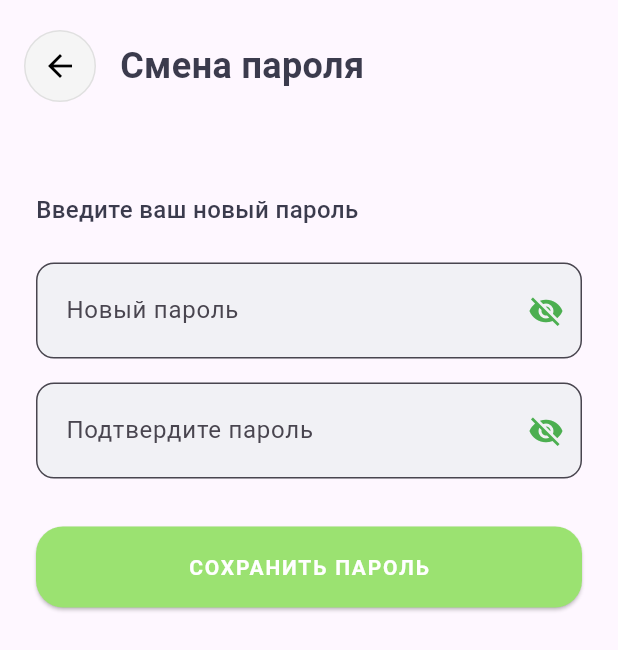
After one commit to yarayk/biosmile, a Flutter app: the ChangePasswordPage screen opened by its route, on a phone screen of 412 x 824 dp. The commit adds this screen. Shown: the top 650 px of the screen. Run offline on Flutter 3.47's test engine with Material 3 defaults, Android fonts, the phone set to English and light mode, and no system bars; our stand-ins replace shared_preferences, supabase_flutter, table_calendar, uni_links; accounts and stored records are empty.

Commit message:
Добавление формы восстановления пароля

```diff
--- a/lib/auth_service.dart
+++ b/lib/auth_service.dart
@@ -28,12 +28,12 @@ class AuthService {
         ScaffoldMessenger.of(context).showSnackBar(
           const SnackBar(content: Text('Первый этап регистрации прошёл успешно!\nПожалуйста, подтвердите почту.')),
         );
-        return true; // ✅ Успех
+        return true;
       } else {
         ScaffoldMessenger.of(context).showSnackBar(
           const SnackBar(content: Text('Не удалось зарегистрироваться. Попробуйте позже.')),
         );
-        return false; // ❌ Неудача
+        return false;
       }
     } on AuthException catch (e) {
       if (e.message.contains('already registered') || e.message.contains('User already registered')) {
--- /dev/null
+++ b/lib/change_password_service.dart
@@ -0,0 +1,35 @@
+import 'package:flutter/material.dart';
+import 'package:supabase_flutter/supabase_flutter.dart';
+
+class AuthService {
+  static Future<String?> changePassword({
+    required String newPassword,
+    required String confirmPassword,
+  }) async {
+    if (newPassword.isEmpty || confirmPassword.isEmpty) {
+      return 'Пожалуйста, заполните все поля';
+    }
+
+    if (newPassword.length < 6) {
+      return 'Пароль должен быть не менее 6 символов';
+    }
+
+    if (newPassword != confirmPassword) {
+      return 'Пароли не совпадают';
+    }
+
+    try {
+      final response = await Supabase.instance.client.auth.updateUser(
+        UserAttributes(password: newPassword),
+      );
+
+      if (response.user != null) {
+        return null; // Успех
+      } else {
+        return 'Ошибка при обновлении пароля';
+      }
+    } catch (e) {
+      return 'Произошла ошибка: $e';
+    }
+  }
+}
--- /dev/null
+++ b/lib/pages/password_page.dart
@@ -0,0 +1,186 @@
+import 'package:flutter/material.dart';
+import '../change_password_service.dart';
+
+class ChangePasswordPage extends StatefulWidget {
+  const ChangePasswordPage({Key? key}) : super(key: key);
+
+  @override
+  State<ChangePasswordPage> createState() => _ChangePasswordPageState();
+}
+
+class _ChangePasswordPageState extends State<ChangePasswordPage> {
+  final newPasswordController = TextEditingController();
+  final confirmPasswordController = TextEditingController();
+
+  bool _obscureNew = true;
+  bool _obscureConfirm = true;
+
+  @override
+  Widget build(BuildContext context) {
+    return Scaffold(
+      body: SafeArea(
+        child: Column(
+          crossAxisAlignment: CrossAxisAlignment.start,
+          children: [
+            // Стрелка назад и заголовок
+            Padding(
+              padding: const EdgeInsets.symmetric(horizontal: 16, vertical: 20),
+              child: Row(
+                children: [
+                  GestureDetector(
+                    onTap: () => Navigator.pop(context),
+                    child: Container(
+                      width: 48,
+                      height: 48,
+                      decoration: BoxDecoration(
+                        color: Colors.grey.shade100,
+                        shape: BoxShape.circle,
+                        border: Border.all(color: Colors.grey.shade300),
+                      ),
+                      child: const Icon(Icons.arrow_back, color: Colors.black),
+                    ),
+                  ),
+                  const SizedBox(width: 16),
+                  const Text(
+                    'Смена пароля',
+                    style: TextStyle(
+                      fontSize: 24,
+                      fontWeight: FontWeight.w600,
+                      color: Color(0xFF3B3B4D),
+                    ),
+                  ),
+                ],
+              ),
+            ),
+
+            const SizedBox(height: 40),
+
+            // Подпись "Введите ваш новый пароль"
+            const Padding(
+              padding: EdgeInsets.symmetric(horizontal: 24),
+              child: Text(
+                'Введите ваш новый пароль',
+                style: TextStyle(
+                  fontSize: 16,
+                  fontWeight: FontWeight.w500,
+                  color: Color(0xFF3B3B4D),
+                ),
+              ),
+            ),
+            const SizedBox(height: 24),
+
+            // Поле "Новый пароль"
+            Padding(
+              padding: const EdgeInsets.symmetric(horizontal: 24),
+              child: TextField(
+                controller: newPasswordController,
+                obscureText: _obscureNew,
+                decoration: InputDecoration(
+                  hintText: 'Новый пароль',
+                  filled: true,
+                  fillColor: const Color(0xFFF1F1F5),
+                  suffixIcon: IconButton(
+                    icon: Icon(
+                      _obscureNew ? Icons.visibility_off : Icons.visibility,
+                      color: Colors.green,
+                    ),
+                    onPressed: () {
+                      setState(() {
+                        _obscureNew = !_obscureNew;
+                      });
+                    },
+                  ),
+                  contentPadding:
+                  const EdgeInsets.symmetric(vertical: 20, horizontal: 16),
+                  border: OutlineInputBorder(
+                    borderRadius: BorderRadius.circular(12),
+                    borderSide: const BorderSide(color: Color(0xFFD0C7C4)),
+                  ),
+                ),
+              ),
+            ),
+            const SizedBox(height: 16),
+
+            // Поле "Подтвердите пароль"
+            Padding(
+              padding: const EdgeInsets.symmetric(horizontal: 24),
+              child: TextField(
+                controller: confirmPasswordController,
+                obscureText: _obscureConfirm,
+                decoration: InputDecoration(
+                  hintText: 'Подтвердите пароль',
+                  filled: true,
+                  fillColor: const Color(0xFFF1F1F5),
+                  suffixIcon: IconButton(
+                    icon: Icon(
+                      _obscureConfirm ? Icons.visibility_off : Icons.visibility,
+                      color: Colors.green,
+                    ),
+                    onPressed: () {
+                      setState(() {
+                        _obscureConfirm = !_obscureConfirm;
+                      });
+                    },
+                  ),
+                  contentPadding:
+                  const EdgeInsets.symmetric(vertical: 20, horizontal: 16),
+                  border: OutlineInputBorder(
+                    borderRadius: BorderRadius.circular(12),
+                    borderSide: const BorderSide(color: Color(0xFFD0C7C4)),
+                  ),
+                ),
+              ),
+            ),
+            const SizedBox(height: 32),
+
+            // Кнопка "Сохранить пароль"
+            Padding(
+              padding: const EdgeInsets.symmetric(horizontal: 24),
+              child: SizedBox(
+                width: double.infinity,
+                height: 54,
+                child: ElevatedButton(
+                  style: ElevatedButton.styleFrom(
+                    backgroundColor: const Color(0xFF9BE271),
+                    shape: RoundedRectangleBorder(
+                      borderRadius: BorderRadius.circular(18),
+                    ),
+                  ),
+                  onPressed: () async {
+                    final newPassword = newPasswordController.text.trim();
+                    final confirmPassword = confirmPasswordController.text.trim();
+
+                    final errorMessage = await AuthService.changePassword(
+                      newPassword: newPassword,
+                      confirmPassword: confirmPassword,
+                    );
+
+                    if (errorMessage != null) {
+                      ScaffoldMessenger.of(context).showSnackBar(
+                        SnackBar(content: Text(errorMessage)),
+                      );
+                    } else {
+                      ScaffoldMessenger.of(context).showSnackBar(
+                        const SnackBar(content: Text('Пароль успешно обновлён')),
+                      );
+                      Navigator.pushReplacementNamed(context, '/');
+                    }
+                  },
+                  child: const Text(
+                    'СОХРАНИТЬ ПАРОЛЬ',
+                    style: TextStyle(
+                      fontSize: 14,
+                      fontWeight: FontWeight.w600,
+                      letterSpacing: 1.2,
+                      color: Colors.white,
+                    ),
+                  ),
+                ),
+              ),
+            ),
+          ],
+        ),
+      ),
+    );
+  }
+}
--- a/lib/pages/reset_password_page.dart
+++ b/lib/pages/reset_password_page.dart
@@ -79,10 +79,10 @@ class ResetPasswordPage extends StatelessWidget {
                     ),
                   ),
                   onPressed: () {
-                    Navigator.pushReplacementNamed(context, '/');
+                    Navigator.pushReplacementNamed(context, '/password-page');
                   },
                   child: const Text(
-                    'СТРАНИЦА АВТОРИЗАЦИИ',
+                    'СОЗДАТЬ НОВЫЙ ПАРОЛЬ',
                     style: TextStyle(
                       color: Colors.white,
                       fontSize: 16,
```
Also changed, not shown: lib/deep_link_handler.dart (+25 -5 lines), lib/main.dart (+8 -3 lines), lib/pages/forgot_password_page.dart (+22 -2 lines), lib/pages/verification_code_page.dart (deleted, +0 -47 lines).
